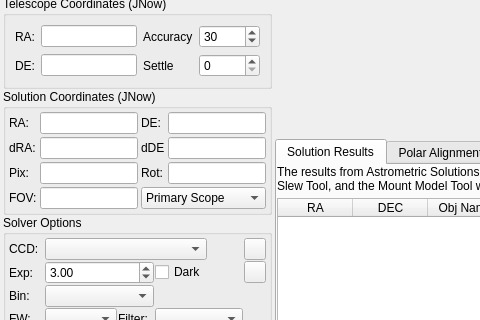
Old version of the form kstars/ekos/align/align.ui in the repository KDE/kstars; both pictures show x 0 to 480 and y 108 to 428 of the 743 by 543 pixel window.
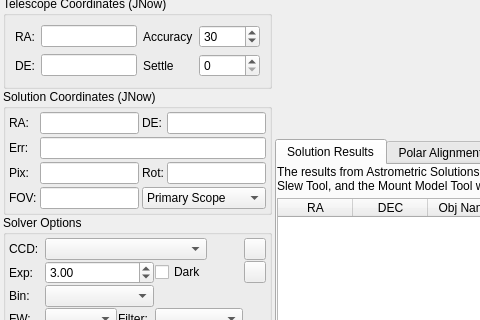
New version of the form. Custom widgets are drawn as their Qt base class.

Commit message: Directly specify arcsecond error in Align UI.

The edit to the form file:
```diff
--- a/kstars/ekos/align/align.ui
+++ b/kstars/ekos/align/align.ui
@@ -353,23 +353,13 @@
           </property>
          </widget>
         </item>
-        <item row="1" column="2">
-         <widget class="QLabel" name="dDE">
-          <property name="toolTip">
-           <string>Difference between telescope coordinates and solution coordinates in Declination</string>
-          </property>
-          <property name="text">
-           <string>dDE</string>
-          </property>
-         </widget>
-        </item>
         <item row="1" column="0">
          <widget class="QLabel" name="dRA">
           <property name="toolTip">
            <string>Difference between telescope coordinates and solution coordinates in Right Ascension</string>
           </property>
           <property name="text">
-           <string>dRA:</string>
+           <string>Err:</string>
           </property>
          </widget>
         </item>
@@ -400,19 +390,6 @@
           </property>
          </widget>
         </item>
-        <item row="1" column="3">
-         <widget class="QLineEdit" name="dDEOut">
-          <property name="toolTip">
-           <string>Difference between telescope coordinates and solution coordinates in Declination</string>
-          </property>
-          <property name="styleSheet">
-           <string notr="true">font-weight: bold;</string>
-          </property>
-          <property name="readOnly">
-           <bool>true</bool>
-          </property>
-         </widget>
-        </item>
         <item row="0" column="2">
          <widget class="QLabel" name="label_6">
           <property name="text">
@@ -420,13 +397,13 @@
           </property>
          </widget>
         </item>
-        <item row="1" column="1">
-         <widget class="QLineEdit" name="dRAOut">
+        <item row="1" column="1" colspan="3">
+         <widget class="QLineEdit" name="errOut">
           <property name="toolTip">
            <string>Difference between telescope coordinates and solution coordinates in Right Ascension</string>
           </property>
-          <property name="styleSheet">
-           <string notr="true">font-weight: bold;</string>
+          <property name="text">
+           <string/>
           </property>
           <property name="readOnly">
            <bool>true</bool>
```
Left out of the diff: 9 changed lines with no effect on the pictures. The commit also changes 1 other file.
